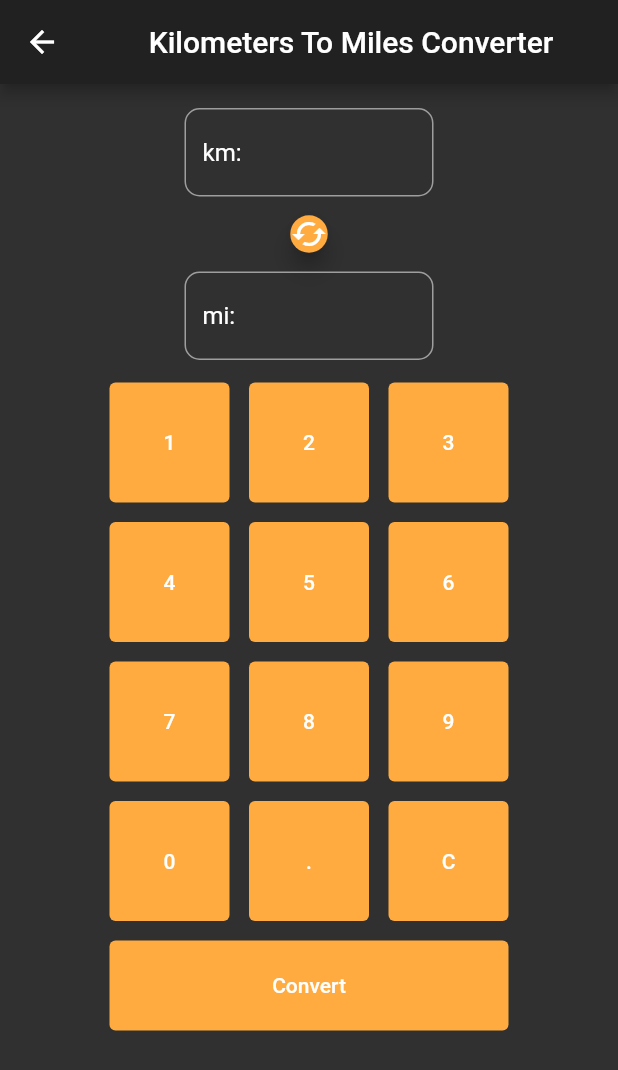
After one commit to vadimsavitskii/flutter_proj, a Flutter app: the screen it shows after launch, after a tap on "Km/Mi", on a phone screen of 412 x 824 dp. The commit adds this screen. Shown: the top 1070 px of the screen. Run offline on Flutter 3.47's test engine with Material 2 defaults, Android fonts, the phone set to English and light mode, and no system bars.

Commit message:
Added Kilometer to Miles Converter, the button is placed in Calculator Km/Mi.

```diff
--- /dev/null
+++ b/lib/KmToMilesConverter.dart
@@ -0,0 +1,281 @@
+import 'package:flutter/cupertino.dart';
+import 'package:flutter/material.dart';
+import 'package:flutter/widgets.dart';
+
+class KmToMilesConverter extends StatefulWidget {
+  @override
+  _KmToMilesConverterState createState() => _KmToMilesConverterState();
+}
+
+class _KmToMilesConverterState extends State<KmToMilesConverter> {
+  String currentOperation = '';
+  String firstNumber = '';
+  String secondNumber = '';
+  String firstPlaceHolder = 'km: ';
+  String secondPlaceHolder = 'mi: ';
+
+  @override
+  Widget build(BuildContext context) {
+    return Scaffold(
+      appBar: AppBar(
+        title: Center(child: Text("Kilometers To Miles Converter")),
+      ),
+      body: Container(
+        child: Padding(
+          padding: const EdgeInsets.all(16.0),
+          child: Center(
+            child: Column(
+              children: [
+                Container(
+                  child:
+                  Column(
+                    children: [
+                      Container(
+                        width: 166,
+                        child:
+                        TextField(
+                          enabled: false,
+                          decoration: InputDecoration(
+                            hintText: firstPlaceHolder + firstNumber,
+                            hintStyle: TextStyle(color: Colors.white),
+                            disabledBorder: OutlineInputBorder(
+                                borderSide: BorderSide(color: Colors.grey),
+                                borderRadius: BorderRadius.all(Radius.circular(10))
+                            ),
+                          ),
+                        ),
+                      ),
+                      Column(
+                        children: [
+                          Container(
+                            width: 25,
+                            height: 50,
+                            child: FloatingActionButton(
+                              onPressed: () {
+                                setState(() {
+                                  secondNumber = '';
+                                  if (firstPlaceHolder == 'km: ') {
+                                    firstPlaceHolder = 'mi: ';
+                                    secondPlaceHolder = 'km: ';
+                                  } else {
+                                    firstPlaceHolder = 'km: ';
+                                    secondPlaceHolder = 'mi: ';
+                                  }
+                                });
+                              },
+                                child: Icon(Icons.cached),
+                              foregroundColor: Colors.white,
+                              backgroundColor: Colors.orangeAccent,
+                            ),
+                          ),
+                        ],
+                      ),
+                      Container(
+                        width: 166,
+                        child:
+                        TextField(
+                          enabled: false,
+                          decoration: InputDecoration(
+                            hintText: secondPlaceHolder + secondNumber,
+                            hintStyle: TextStyle(color: Colors.white),
+                            disabledBorder: OutlineInputBorder(
+                                borderSide: BorderSide(color: Colors.grey),
+                                borderRadius: BorderRadius.all(Radius.circular(10))
+                            ),
+                          ),
+                        ),
+                      ),
+                    ],
+                  ),
+                ),
+                Container(
+                    width: 400,
+                    height: 462,
+                    padding: EdgeInsets.all(15.0),
+                    alignment: Alignment.topCenter,
+                    child:
+                    Wrap(
+                      spacing: 13,
+                      runSpacing: 13,
+                      children: [
+                        TextButton(
+                            child: Text('1'),
+                            style: TextButton.styleFrom(
+                                backgroundColor: Colors.orangeAccent,
+                                primary: Colors.white,
+                                minimumSize: Size(80,80)
+                            ),
+                            onPressed: () {
+                              setState(() {
+                                firstNumber = firstNumber + '1';});
+                            }
+                        ),
+                        TextButton(
+                            child: Text('2'),
+                            style: TextButton.styleFrom(
+                                backgroundColor: Colors.orangeAccent,
+                                primary: Colors.white,
+                                minimumSize: Size(80,80)
+                            ),
+                            onPressed: () {
+                              setState(() {
+                                  firstNumber = firstNumber + '2';});
+                            }
+                        ),
+                        TextButton(
+                            child: Text('3'),
+                            style: TextButton.styleFrom(
+                                backgroundColor: Colors.orangeAccent,
+                                primary: Colors.white,
+                                minimumSize: Size(80,80)
+                            ),
+                            onPressed: () {
+                              setState(() {
+                                  firstNumber = firstNumber + '3';});
+                            }
+                        ),
+                        TextButton(
+                            child: Text('4'),
+                            style: TextButton.styleFrom(
+                                backgroundColor: Colors.orangeAccent,
+                                primary: Colors.white,
+                                minimumSize: Size(80,80)
+                            ),
+                            onPressed: () {
+                              setState(() {
+                                  firstNumber = firstNumber + '4';});
+                            }
+                        ),
+                        TextButton(
+                            child: Text('5'),
+                            style: TextButton.styleFrom(
+                                backgroundColor: Colors.orangeAccent,
+                                primary: Colors.white,
+                                minimumSize: Size(80,80)
+                            ),
+                            onPressed: () {
+                              setState(() {
+                                  firstNumber = firstNumber + '5';});
+                            }
+                        ),
+                        TextButton(
+                            child: Text('6'),
+                            style: TextButton.styleFrom(
+                                backgroundColor: Colors.orangeAccent,
+                                primary: Colors.white,
+                                minimumSize: Size(80,80)
+                            ),
+                            onPressed: () {
+                              setState(() {
+                                  firstNumber = firstNumber + '6';});
+                            }
+                        ),
+                        TextButton(
+                            child: Text('7'),
+                            style: TextButton.styleFrom(
+                                backgroundColor: Colors.orangeAccent,
+                                primary: Colors.white,
+                                minimumSize: Size(80,80)
+                            ),
+                            onPressed: () {
+                              setState(() {
+                                  firstNumber = firstNumber + '7';});
+                            }
+                        ),
+                        TextButton(
+                            child: Text('8'),
+                            style: TextButton.styleFrom(
+                                backgroundColor: Colors.orangeAccent,
+                                primary: Colors.white,
+                                minimumSize: Size(80,80)
+                            ),
+                            onPressed: () {
+                              setState(() {
+                                  firstNumber = firstNumber + '8';});
+                            }
+                        ),
+                        TextButton(
+                            child: Text('9'),
+                            style: TextButton.styleFrom(
+                                backgroundColor: Colors.orangeAccent,
+                                primary: Colors.white,
+                                minimumSize: Size(80,80)
+                            ),
+                            onPressed: () {
+                              setState(() {
+                                  firstNumber = firstNumber + '9';});
+                            }
+                        ),
+                        TextButton(
+                            child: Text('0'),
+                            style: TextButton.styleFrom(
+                                backgroundColor: Colors.orangeAccent,
+                                primary: Colors.white,
+                                minimumSize: Size(80,80)
+                            ),
+                            onPressed: () {
+                              setState(() {
+                                  firstNumber = firstNumber + '0';});
+                            }
+                        ),
+                        TextButton(
+                            child: Text('.'),
+                            style: TextButton.styleFrom(
+                                backgroundColor: Colors.orangeAccent,
+                                primary: Colors.white,
+                                minimumSize: Size(80,80)
+                            ),
+                            onPressed: () {
+                              setState(() {
+                                if(!firstNumber.contains('.') && firstNumber[0] != '.') {
+                                  firstNumber = firstNumber + '.';
+                                }
+                              });
+                            }
+                        ),
+                        TextButton(
+                            child: Text('C'),
+                            style: TextButton.styleFrom(
+                                backgroundColor: Colors.orangeAccent,
+                                primary: Colors.white,
+                                minimumSize: Size(80,80)
+                            ),
+                            onPressed: () {
+                              setState(() {
+                                firstNumber = '';
+                                secondNumber = '';
+                              });
+                            }
+                        ),
+                        TextButton(
+                            child: Text('Convert'),
+                            style: TextButton.styleFrom(
+                                backgroundColor: Colors.orangeAccent,
+                                primary: Colors.white,
+                                minimumSize: Size(266,60)
+                            ),
+                            onPressed: () {
+                              setState(() {
+                                if(firstPlaceHolder == 'km: ') {
+                                  double miles = double.parse(firstNumber);
+                                  miles = miles * 0.621371;
+                                  secondNumber = miles.toStringAsFixed(3); // rounding
+                                } else if (firstPlaceHolder == 'mi: ') {
+                                  double kilometers = double.parse(firstNumber);
+                                  kilometers = kilometers * 1.60934;
+                                  secondNumber = kilometers.toStringAsFixed(3);
+                                }
+                              });
+                            }
+                        ),
+                      ],
+                    )
+                ),
+              ],
+            ),
+          ),
+        ),
+      ),
+    );
+  }
+}
--- a/lib/main.dart
+++ b/lib/MainPage.dart
@@ -17,6 +17,7 @@ import 'dart:math';
 
 import 'package:flutter/cupertino.dart';
 import 'package:flutter/material.dart';
+import 'package:very_simple_calc/KmToMilesConverter.dart';
 
 void main() => runApp(MyApp());
 
@@ -24,6 +25,9 @@ class MyApp extends StatelessWidget {
   @override
   Widget build(BuildContext context) {
     return MaterialApp(
+      routes: {
+        '/converter': (context) => KmToMilesConverter(),
+      },
       theme: ThemeData.dark(),
       home: HomePage(title: 'Simple Calculator'),
     );
@@ -395,7 +399,7 @@ class _HomePageState extends State<HomePage> {
                             style: TextButton.styleFrom(
                                 backgroundColor: Colors.orangeAccent,
                                 primary: Colors.white,
-                                minimumSize: Size(266,80)
+                                minimumSize: Size(173,80)
                             ),
                             onPressed: () {
                               setState(() {
@@ -429,6 +433,17 @@ class _HomePageState extends State<HomePage> {
                             }
                         ),
                         TextButton(
+                            child: Text('Km/Mi'),
+                            style: TextButton.styleFrom(
+                                backgroundColor: Colors.orangeAccent,
+                                primary: Colors.white,
+                                minimumSize: Size(80,80)
+                            ),
+                            onPressed: () {
+                              Navigator.of(context).pushNamed('/converter');
+                            }
+                        ),
+                        TextButton(
                             child: Text('^'),
                             style: TextButton.styleFrom(
                                 backgroundColor: Colors.orangeAccent,
```
Also changed, not shown: 1 other file.
